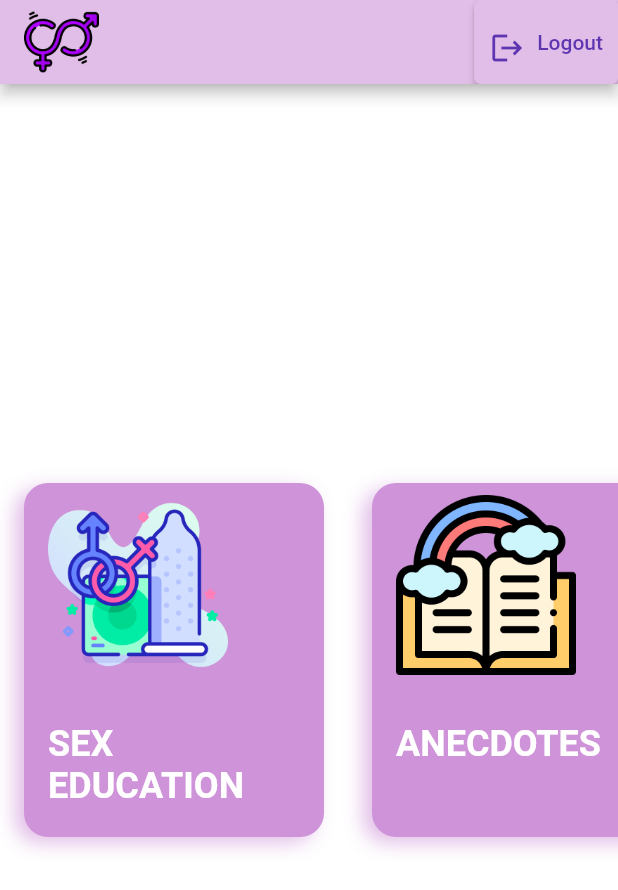
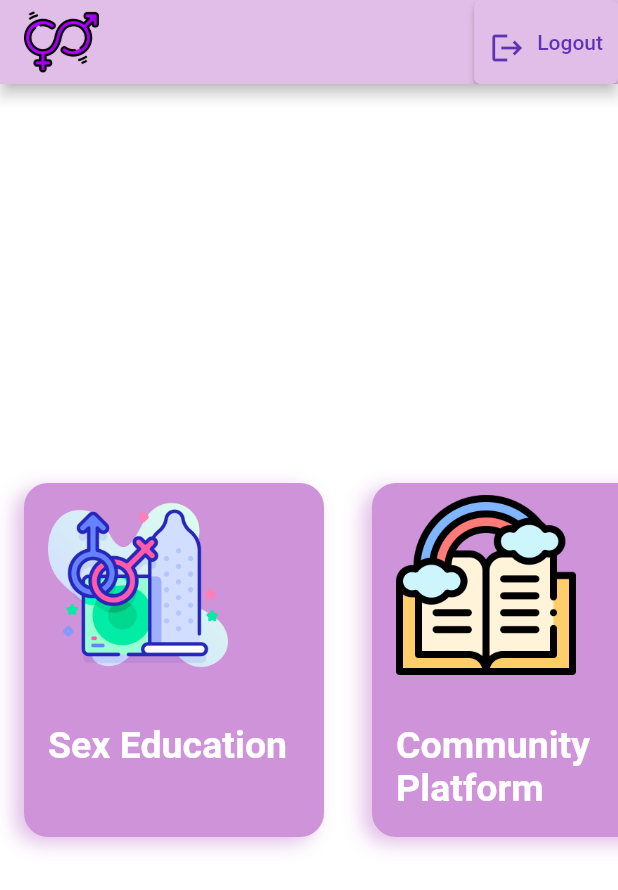
Before and after one commit to Ayushi-Singh-1903/Solution_Challenge, a Flutter app: the screen it shows once a user with an empty profile is signed in, on a phone screen of 412 x 824 dp. Shown: the top 890 px of the screen. Run offline on Flutter 3.47's test engine with Material 2 defaults, Android fonts, the phone set to English and light mode, and no system bars; our stand-ins replace cloud_firestore, firebase_auth, firebase_core, flutter_spinkit, like_button; missing offline and left inert: url_launcher_android; accounts and stored records are empty.

Commit message:
new commit

```diff
--- a/lib/data.dart
+++ b/lib/data.dart
@@ -6,20 +6,20 @@ import 'ed.dart';
 import 'package:solution_challenge/Community/communityData.dart';
 var data = [
   {
-    "title": "SEX EDUCATION",
+    "title": "Sex Education",
     "color": 0xFFCE93D8,
     "image": "images/sexed.png",
     "onTap": Ed(),
   },
-  {"title": "ANECDOTES", "color": 0xFFCE93D8, "image": "images/community.png","onTap":anecdotes()},
+  {"title": "Community Platform", "color": 0xFFCE93D8, "image": "images/community.png","onTap":anecdotes()},
   {
-    "title": "PREGNANT?",
+    "title": "Am I Pregnant?",
     "color": 0xFFCE93D8,
-    "image": "images/calls1.png",
+    "image": "images/pt.png",
     "onTap": Search()
   },
   {
-    "title": "HELP",
+    "title": "Help",
     "color": 0xFFCE93D8,
     "image": "images/calls1.png",
     "onTap": h1()
--- a/lib/scroll.dart
+++ b/lib/scroll.dart
@@ -123,8 +123,8 @@ class _HomePageState extends State<Page1> {
                               item["title"] as String,
                               style: TextStyle(
                                   color: Colors.white,
-                                  fontSize: 24,
-                                  fontWeight: FontWeight.bold),
+                                  fontSize: 25,
+                              fontWeight: FontWeight.bold)
                             )
                           ],
                         ),
--- a/pubspec.yaml
+++ b/pubspec.yaml
@@ -42,7 +42,7 @@ dependencies:
   flutter_launcher_icons: ^0.12.0
   url_launcher: ^6.1.10
   flutter_spinkit: ^5.1.0
-
+  like_button: ^2.0.5
 dev_dependencies:
   flutter_test:
     sdk: flutter
```
Also changed, not shown: lib/Community/communityData.dart (+36 -35 lines), lib/authentication/register.dart (+7 -2 lines), images/application.png (added), images/boy.png (added), images/preg.png (added), images/pt.png (added), images/w.png (added), images/w1.png (added), images/woman.png (added), pubspec.lock.
